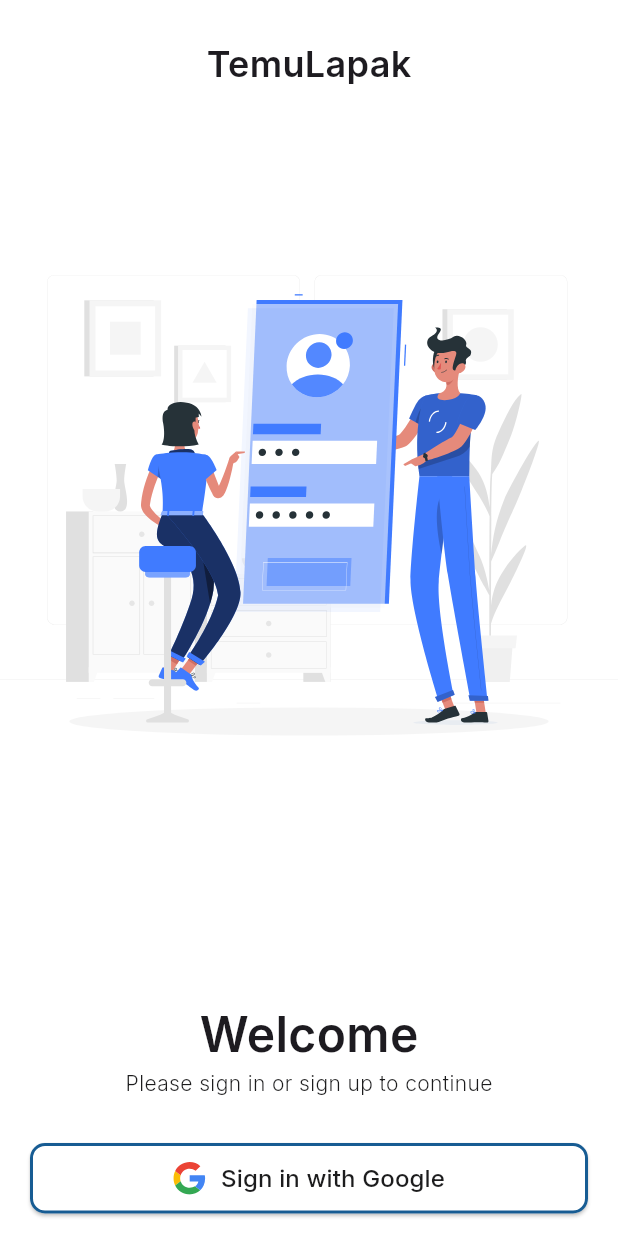
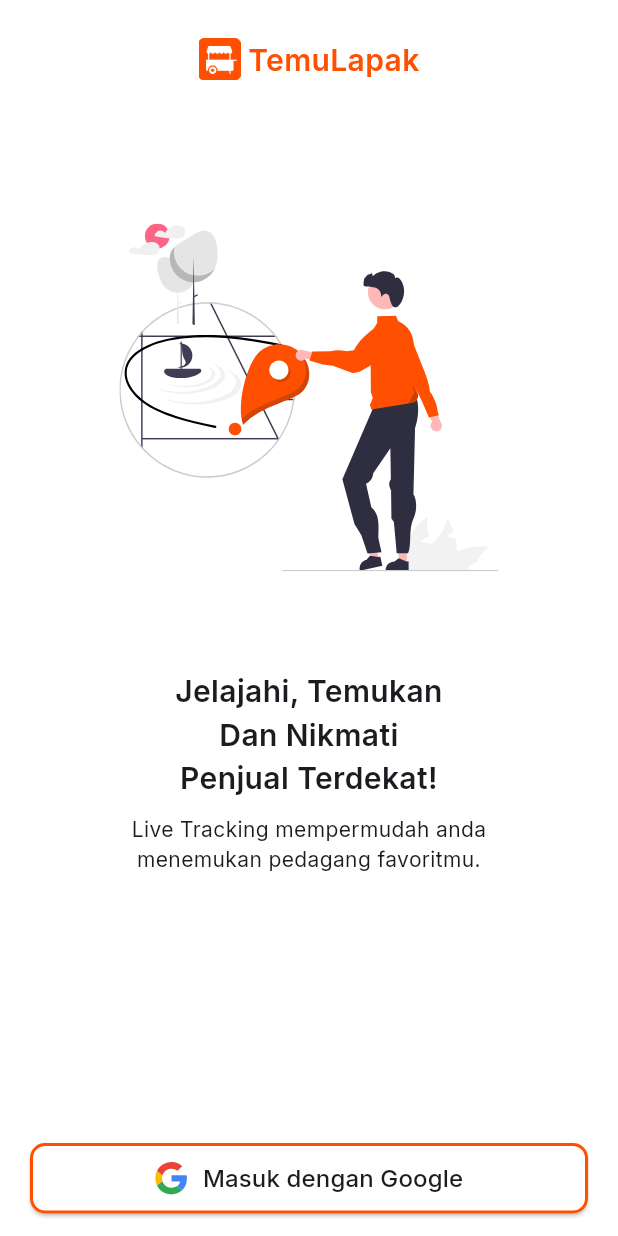
Before and after one commit to GigantiX/TemuLapak, a Flutter app: the screen it shows after launch, on a phone screen of 412 x 824 dp. Run offline on Flutter 3.47's test engine with Material 3 defaults, Android fonts, the phone set to English and light mode, and no system bars; our stand-ins replace carousel_slider, connectivity_plus, firebase_auth, firebase_core, flutter_riverpod, flutter_svg and 6 more; accounts and stored records are empty.

Commit message:
Revamp & feat: Login based on Figma and add bottNavBar

```diff
--- a/lib/assets/mycolor.dart
+++ b/lib/assets/mycolor.dart
@@ -3,11 +3,11 @@ import 'package:flutter/material.dart';
 class MyColor {
   static const Color darkBlue = Color(0xFF175C93);
   static const Color lightBlue = Color(0xFF23B7C5);
-  static const Color orange = Color(0xFFF58240);
   static const Color grey = Color(0xFF57575A);
   static const Color whitePlain = Color(0xFFF4F6F8);
   static const Color blackPlain = Color(0xFF1C1C1D);
   static const Color black = Color(0x00000000);
   static const Color white = Color.fromARGB(255, 255, 255, 255);
   static const Color red = Color.fromARGB(255, 249, 37, 37);
+  static const Color orange = Color(0xFFFF4F00);
 }
--- a/lib/main.dart
+++ b/lib/main.dart
@@ -3,9 +3,13 @@ import 'package:flutter/material.dart';
 import 'package:flutter_riverpod/flutter_riverpod.dart';
 import 'package:google_fonts/google_fonts.dart';
 import 'package:temulapak_app/data/local/hive_service.dart';
+import 'package:temulapak_app/view/chat_page/chat_page.dart';
+import 'package:temulapak_app/view/favorite_page/favorite_page.dart';
 import 'package:temulapak_app/view/home_page/home_page.dart';
 import 'package:temulapak_app/view/login_page/login_page.dart';
 import 'package:temulapak_app/view/login_page/login_viewmodel.dart';
+import 'package:temulapak_app/view/navigation_page/navigation_page.dart';
+import 'package:temulapak_app/view/profile_page/profile_page.dart';
 
 void main() async {
   WidgetsFlutterBinding.ensureInitialized();
@@ -35,10 +39,14 @@ class MyApp extends ConsumerWidget {
         primarySwatch: Colors.blue,
         textTheme: GoogleFonts.interTextTheme()
       ),
-      home: loginState.user != null ? const HomePage() : const LoginPage(),
+      home: loginState.user != null ? const NavigationPage() : const LoginPage(),
       routes: {
+        '/navigation': (context) => NavigationPage(),
         '/login': (context) => const LoginPage(),
         '/home': (context) => const HomePage(),
+        '/chat': (context) => const ChatPage(),
+        '/favorite': (context) => const FavoritePage(),
+        '/profile': (context) => const ProfilePage(),
       },
     );
   }
--- a/lib/view/login_page/login_page.dart
+++ b/lib/view/login_page/login_page.dart
@@ -9,8 +9,8 @@ import 'package:temulapak_app/utils/custom_dialog.dart';
 import 'package:temulapak_app/utils/loading/loading.dart';
 import 'package:temulapak_app/utils/logger.dart';
 import 'package:temulapak_app/utils/network_checker.dart';
-import 'package:temulapak_app/view/home_page/home_page.dart';
 import 'package:temulapak_app/view/login_page/login_viewmodel.dart';
+import 'package:temulapak_app/view/navigation_page/navigation_page.dart';
 
 class LoginPage extends ConsumerWidget {
   const LoginPage({super.key});
@@ -24,6 +24,7 @@ class LoginPage extends ConsumerWidget {
 
         case LoginState(error: String error?):
           Loading.hide();
+          Logger.log("Error: $error");
           CustomAlertDialog(
               title: "Error Login",
               content: error,
@@ -37,7 +38,7 @@ class LoginPage extends ConsumerWidget {
           Loading.hide();
           Navigator.pushAndRemoveUntil(
               context,
-              MaterialPageRoute(builder: (context) => HomePage()),
+              MaterialPageRoute(builder: (context) => NavigationPage()),
               (route) => false);
 
         default:
@@ -55,42 +56,65 @@ class LoginPage extends ConsumerWidget {
             Padding(
               padding: const EdgeInsets.all(25),
               child: Center(
-                child: Text(
+                child: Row(
+                  mainAxisAlignment: MainAxisAlignment.center,
+                  children: [
+                    Image(
+                        image: const AssetImage(
+                          "lib/assets/icons/logoappTemuLapak.png",
+                        ),
+                        width: 28,
+                        height: 28),
+                    const SizedBox(width: 5),
+                    Text(
                       "TemuLapak",
                       style: GoogleFonts.inter(
                           fontWeight: FontWeight.w600,
-                    fontSize: 24,
+                          fontSize: 20,
+                          color: MyColor.orange),
                     ),
+                  ],
                 ),
               ),
             ),
             Padding(
-              padding: const EdgeInsets.fromLTRB(0, 10, 0, 20),
+              padding: const EdgeInsets.fromLTRB(0, 70, 0, 50),
               child: SvgPicture.asset(
-                'lib/assets/images/login_image.svg',
+                'lib/assets/images/temulapak_login_draw.svg',
               ),
             ),
-            Expanded(child: SizedBox()),
             Center(
                 child: Padding(
               padding: const EdgeInsets.all(15),
               child: Column(
                 children: [
-                  Text(
-                    "Welcome",
+                  SizedBox(
+                    width: 180,
+                    child: Text(
+                      "Jelajahi, Temukan Dan Nikmati Penjual Terdekat!",
                       style: GoogleFonts.inter(
-                        fontWeight: FontWeight.w600, fontSize: 32),
+                          fontWeight: FontWeight.w600, fontSize: 20),
+                      textAlign: TextAlign.center,
                     ),
-                  Text(
-                    "Please sign in or sign up to continue",
+                  ),
+                  SizedBox(
+                    height: 10,
+                  ),
+                  SizedBox(
+                    width: 250,
+                    child: Text(
+                      "Live Tracking mempermudah anda menemukan pedagang favoritmu.",
                       style: GoogleFonts.inter(
-                        fontWeight: FontWeight.w300,
+                          fontWeight: FontWeight.w400,
                           fontSize: 14,
                           color: MyColor.blackPlain),
+                      textAlign: TextAlign.center,
+                    ),
                   ),
                 ],
               ),
             )),
+            Expanded(child: SizedBox()),
             Padding(
               padding: const EdgeInsets.fromLTRB(20, 15, 20, 15),
               child: SizedBox(
@@ -107,7 +131,7 @@ class LoginPage extends ConsumerWidget {
                     },
                     style: ElevatedButton.styleFrom(
                       backgroundColor: Colors.white,
-                      side: const BorderSide(color: MyColor.darkBlue, width: 2),
+                      side: const BorderSide(color: MyColor.orange, width: 2),
                       shape: RoundedRectangleBorder(
                         borderRadius: BorderRadius.circular(10),
                       ),
@@ -121,7 +145,7 @@ class LoginPage extends ConsumerWidget {
                           height: 22,
                         ),
                         SizedBox(width: 10),
-                        Text("Sign in with Google",
+                        Text("Masuk dengan Google",
                             style: GoogleFonts.inter(
                                 fontWeight: FontWeight.w500,
                                 fontSize: 16,
```
Also changed, not shown: lib/view/chat_page/chat_page.dart (added, +20 -0 lines), lib/view/favorite_page/favorite_page.dart (added, +18 -0 lines), lib/view/navigation_page/navigation_page.dart (added, +66 -0 lines), lib/view/navigation_page/navigation_viewmodel.dart (added, +19 -0 lines), lib/view/profile_page/profile_page.dart (added, +18 -0 lines), pubspec.yaml (+5 -5 lines), lib/assets/icons/logoappTemuLapak.png (added), lib/assets/images/temulapak_login_draw.svg (added), lib/view/chat_page/chat_viewmodel.dart (added), lib/view/favorite_page/favorite_viewmodel.dart (added), lib/view/profile_page/profile_viewmodel.dart (added), pubspec.lock. Lines whose indentation alone changed are shown as unchanged.
